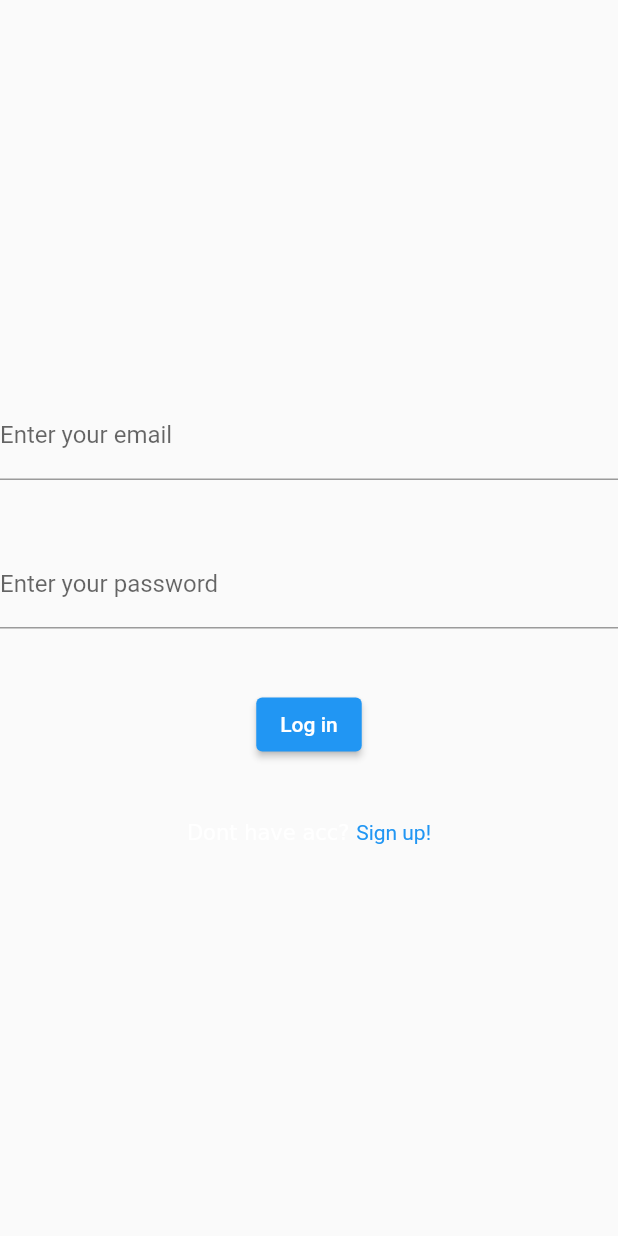
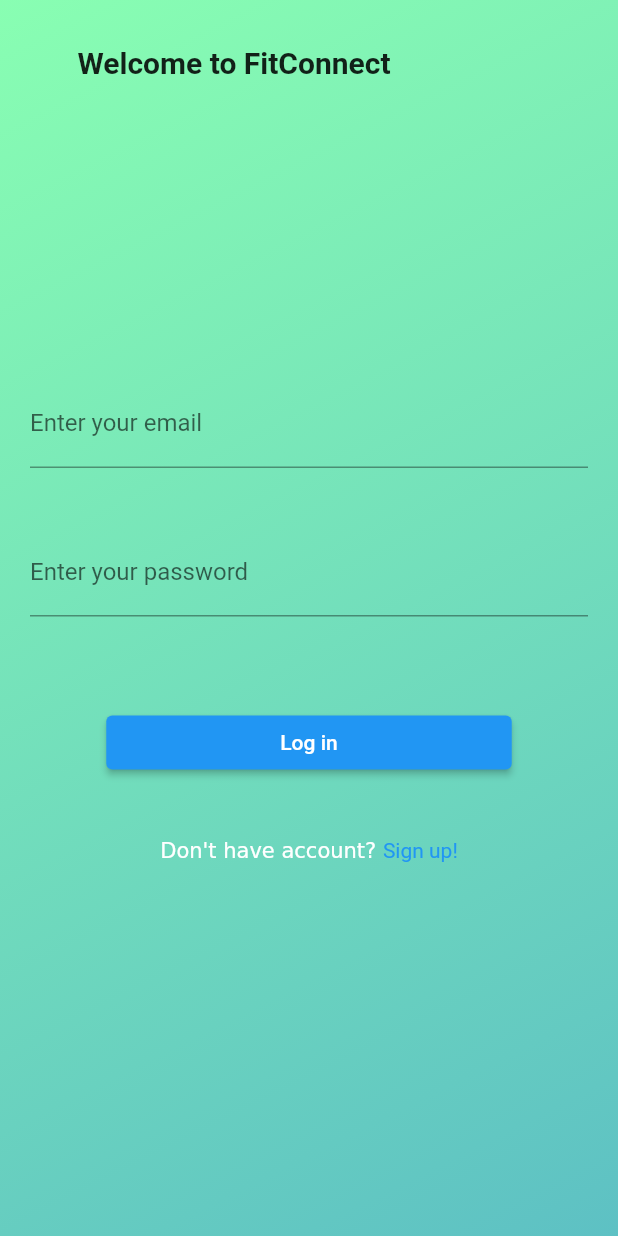
Before and after one commit to AsterixMitic/FitConnect, a Flutter app: the screen it shows after launch, on a phone screen of 412 x 824 dp. Run offline on Flutter 3.47's test engine with Material 2 defaults, Android fonts, the phone set to English and light mode, and no system bars; our stand-ins replace email_validator, firebase_auth, firebase_core, rive; accounts and stored records are empty.

Commit message:
Menjan Sign in Widget i Log in Front end

```diff
--- a/lib/login_widget.dart
+++ b/lib/login_widget.dart
@@ -1,3 +1,5 @@
+import 'dart:ui';
+
 import 'package:firebase_auth/firebase_auth.dart';
 import 'package:flutter/gestures.dart';
 import 'package:flutter/material.dart';
@@ -5,8 +7,7 @@ import 'package:firebase_core/firebase_core.dart';
 import '../firebase_options.dart';
 import 'main.dart';
 
-class LoginWidget extends StatefulWidget{
-
+class LoginWidget extends StatefulWidget {
   final VoidCallback onClickedSignUp;
 
   const LoginWidget({
@@ -19,7 +20,6 @@ class LoginWidget extends StatefulWidget{
 }
 
 class _LoginPageState extends State<LoginWidget> {
-
   final emailController = TextEditingController();
   final passwordController = TextEditingController();
 
@@ -33,10 +33,36 @@ class _LoginPageState extends State<LoginWidget> {
   @override
   Widget build(BuildContext context) {
     return Scaffold(
-      body: Center(
+      backgroundColor: Colors.white,
+      body: BackdropFilter(
+        filter: ImageFilter.blur(sigmaX: 1.0, sigmaY: 1.0),
+        child: Container(
+          decoration: BoxDecoration(
+              gradient: LinearGradient(
+            colors: [
+              Color(0xCC6BFE9F),
+              Color(0xCC35b1b5),
+            ],
+            begin: Alignment.topLeft,
+            end: Alignment.bottomRight,
+          )),
+          child: Padding(
+            padding: EdgeInsets.only(left: 20, right: 20),
             child: Column(
-          mainAxisAlignment: MainAxisAlignment.center,
+              crossAxisAlignment: CrossAxisAlignment.center,
               children: [
+                SafeArea(
+                    child: Padding(
+                      padding: EdgeInsets.only(top: 30,right: 100),
+                      child: Text(
+                                      "Welcome to FitConnect",
+
+                                      style: TextStyle(fontSize: 20, fontWeight: FontWeight.w700),
+                                    ),
+                    )),
+                SizedBox(
+                  height: 200,
+                ),
                 TextField(
                   controller: emailController,
                   cursorColor: Colors.white,
@@ -50,35 +76,34 @@ class _LoginPageState extends State<LoginWidget> {
                   textInputAction: TextInputAction.next,
                   decoration: InputDecoration(labelText: "Enter your password"),
                 ),
-            SizedBox(height: 40),
+                SizedBox(height: 60),
                 ElevatedButton(
+                  onPressed: logIn,
+                  child: Padding(
+                    padding: EdgeInsets.symmetric(horizontal: 100),
 
-              onPressed: logIn,
-              child: Text("Log in"),
+                    child: Text("Log in")),
                 ),
                 SizedBox(height: 40),
                 RichText(
-              text: TextSpan(
-                text: 'Dont have acc? ',
-                children: [
+                    text: TextSpan(text: "Don't have account? ", children: [
                   TextSpan(
-                    recognizer: TapGestureRecognizer()..onTap = widget.onClickedSignUp,
+                      recognizer: TapGestureRecognizer()
+                        ..onTap = widget.onClickedSignUp,
                       text: 'Sign up!',
                       style: TextStyle(
                         color: Colors.blue,
-                    )
-                  )
-                ]
-              )
-            )
+                      ))
+                ]))
               ],
+            ),
+          ),
         ),
       ),
     );
   }
 
   Future logIn() async {
-
     /*
     showDialog(
       context: context,
@@ -87,18 +112,14 @@ class _LoginPageState extends State<LoginWidget> {
       );
       */
 
-
-    try{
+    try {
       await FirebaseAuth.instance.signInWithEmailAndPassword(
           email: emailController.text.trim(),
-        password: passwordController.text.trim()
-        );
-    } on FirebaseAuthException catch(e){
+          password: passwordController.text.trim());
+    } on FirebaseAuthException catch (e) {
       print(e);
     }
 
     //navigatorKey.currentState!.popUntil((route) => route.isFirst);
-
   }
-
 }
--- a/pubspec.yaml
+++ b/pubspec.yaml
@@ -23,4 +23,3 @@ flutter:
   uses-material-design: true
   assets:
     - assets/fit.riv
-    - assets/iconsetplanet.riv
```
Also changed, not shown: lib/signin_widget.dart (+24 -1 lines). Lines whose indentation alone changed are shown as unchanged.
